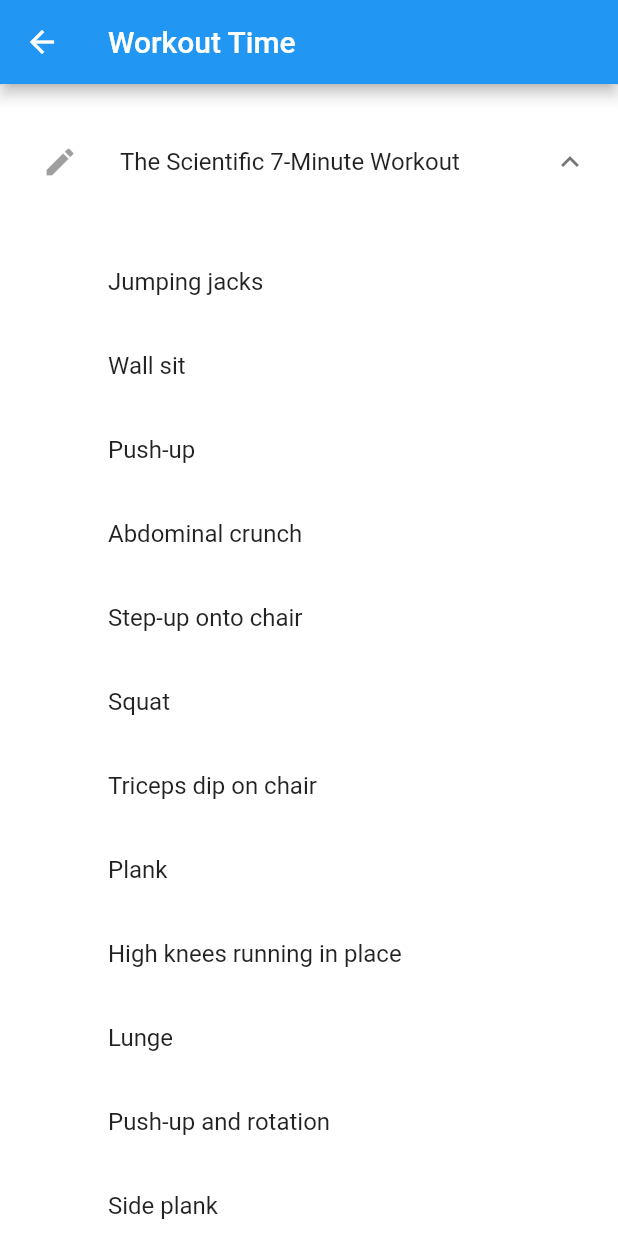
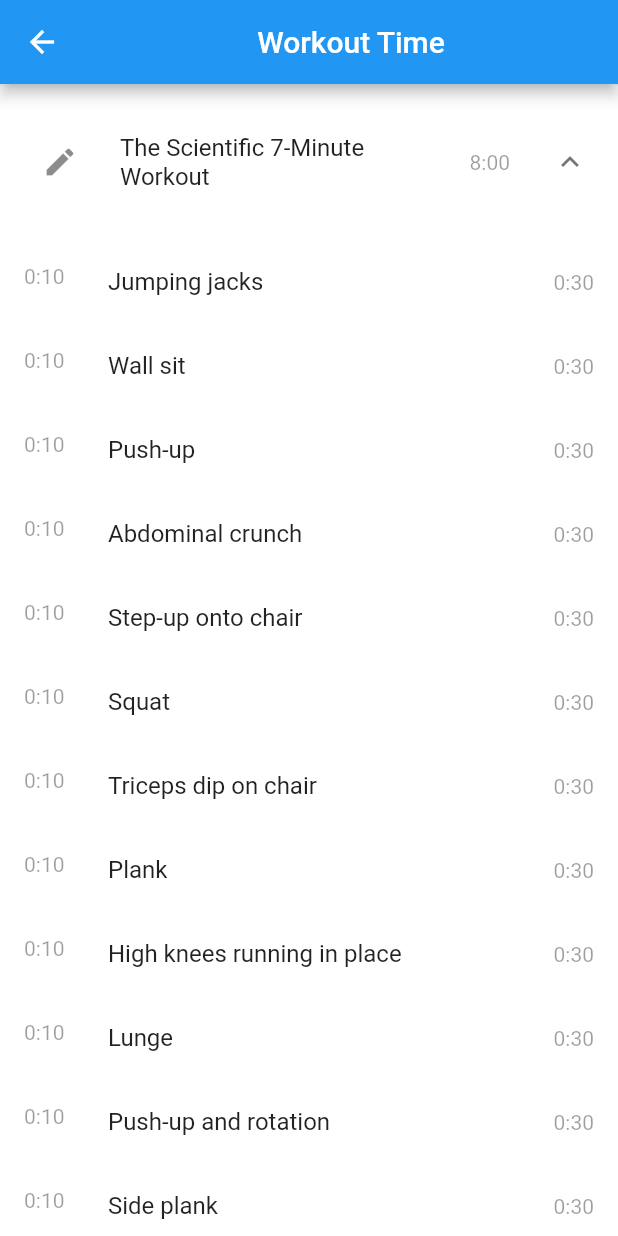
Before and after one commit to spoloxs/gym_app, a Flutter app: the HomePage screen opened directly, after a tap on the "expand more" icon, on a phone screen of 412 x 824 dp. Run offline on Flutter 3.47's test engine with Material 2 defaults, Android fonts, the phone set to English and light mode, and no system bars; our stand-ins replace equatable, flutter_bloc; statements that could not run were skipped.

Commit message:
feat: UI for editing excercises and cubit for excercises

```diff
--- a/lib/blocs/workout_cubit.dart
+++ b/lib/blocs/workout_cubit.dart
@@ -1,34 +1,20 @@
-import 'dart:convert';
+import 'dart:io';
 
-import 'package:flutter/services.dart';
+import 'package:flutter/material.dart';
 import 'package:flutter_bloc/flutter_bloc.dart';
 import 'package:gym_app/models/workout.dart';
 
-class WorkoutsCubit extends Cubit<List<Workout>>{ // Used cubit as we need to change data in it
-  WorkoutsCubit():super([]);
+import '../states/workout_states.dart';
 
-  getWorkout() async{
-    final List<Workout> workouts = [];
+class WorkoutCubit extends Cubit<WorkoutState>{
+  WorkoutCubit():super(const WorkoutInitial());
 
-    final workoutsJson = jsonDecode(await rootBundle.loadString("assets/workouts.json"));
-    for(var el in (workoutsJson as Iterable))
-    {
-      workouts.add(Workout.fromJson(el));
-    }
+  editWorkout(Workout workout, int index)
+  => emit(WorkoutEditing(workout, index, null));
 
-    emit(workouts); // Tells flutter change in state of workouts
-  }
+  goHome() // Setting it to WorkoutInitial as calling it automatically returns us to HomePage() (it's written in the main.dart)
+  => emit(const WorkoutInitial());
 
-  // We could do this for BLoC
-  // on<Events>() async{
-  //   final List<Workout> workouts = [];
-
-  //   final workoutsJson = jsonDecode(await rootBundle.loadString("assets/workouts.json"));
-  //   for(var el in (workoutsJson as Iterable))
-  //   {
-  //     workouts.add(Workout.fromJson(el));
-  //   }
-
-  //   emit(workouts);
-  // }
+  editExcercise(int? exindex)
+  => emit(WorkoutEditing(state.workout, (state as WorkoutEditing).index, (state as WorkoutEditing).exindex))
 }
--- /dev/null
+++ b/lib/blocs/workouts_cubit.dart
@@ -0,0 +1,34 @@
+import 'dart:convert';
+
+import 'package:flutter/services.dart';
+import 'package:flutter_bloc/flutter_bloc.dart';
+import 'package:gym_app/models/workout.dart';
+
+class WorkoutsCubit extends Cubit<List<Workout>>{ // Used cubit as we need to change data in it
+  WorkoutsCubit():super([]);
+
+  getWorkout() async{
+    final List<Workout> workouts = [];
+
+    final workoutsJson = jsonDecode(await rootBundle.loadString("assets/workouts.json"));
+    for(var el in (workoutsJson as Iterable))
+    {
+      workouts.add(Workout.fromJson(el));
+    }
+
+    emit(workouts); // Tells flutter change in state of workouts
+  }
+
+  // We could do this for BLoC
+  // on<Events>() async{
+  //   final List<Workout> workouts = [];
+
+  //   final workoutsJson = jsonDecode(await rootBundle.loadString("assets/workouts.json"));
+  //   for(var el in (workoutsJson as Iterable))
+  //   {
+  //     workouts.add(Workout.fromJson(el));
+  //   }
+
+  //   emit(workouts);
+  // }
+}
--- /dev/null
+++ b/lib/helper.dart
@@ -0,0 +1,6 @@
+String formatTime(int time, bool pad)
+{
+  return (pad) ?
+  ("${(time / 60).floor()}:${(time % 60).toString().padLeft(2,'0')}") :
+  (time > 59) ? ("${(time / 60).floor()}:${(time % 60).toString().padLeft(2,'0')}") : (time.toString());
+}
--- a/lib/models/workout.dart
+++ b/lib/models/workout.dart
@@ -4,7 +4,7 @@ import 'exercise.dart';
 
 class Workout extends Equatable{ // As this data will change as per user, we need to use Equatable
 
-  final String? title;
+  final String title;
   final List<Excercise> excercises;
   const Workout({required this.title, required this.excercises});
   factory Workout.fromJson(Map <String, dynamic> json){
--- a/lib/screens/home_page.dart
+++ b/lib/screens/home_page.dart
@@ -1,42 +1,58 @@
 import 'package:flutter/material.dart';
 import 'package:flutter_bloc/flutter_bloc.dart';
 import 'package:gym_app/blocs/workout_cubit.dart';
+import 'package:gym_app/blocs/workouts_cubit.dart';
 
+import '../helper.dart';
 import '../models/workout.dart';
 
-class HomePage extends StatelessWidget{
+class HomePage extends StatelessWidget {
   const HomePage({super.key});
 
   @override
-  Widget build(BuildContext context)
-  {
+  Widget build(BuildContext context) {
     return Scaffold(
         appBar: AppBar(
-        title: const Text('Workout Time'),
+          title: const Center(child: Text('Workout Time',)),
         ),
         body: SingleChildScrollView(
           child: BlocBuilder<WorkoutsCubit, List<Workout>>(
             builder: (context, workouts) => ExpansionPanelList.radio(
-            children: workouts.map((e) => ExpansionPanelRadio(
-              value: e,
+              children: workouts
+                  .map(
+                    (workoutiterable) => ExpansionPanelRadio(
+                        value: workoutiterable,
                         headerBuilder: (context, isExpanded) => ListTile(
                               visualDensity: const VisualDensity(
-                  horizontal: 0, vertical: VisualDensity.maximumDensity
+                                  horizontal: 0,
+                                  vertical: VisualDensity.maximumDensity),
+                              leading: IconButton(
+                                  onPressed: () =>
+                                      BlocProvider.of<WorkoutCubit>(context)
+                                          .editWorkout(
+                                              workoutiterable,
+                                              workouts
+                                                  .indexOf(workoutiterable)),
+                                  icon: const Icon(Icons.edit)),
+                              title: Text(workoutiterable.title!),
+                              trailing: Text(formatTime(
+                                  workoutiterable.getTotalTime(), true)),
                             ),
-                leading: const IconButton(onPressed: null, icon: Icon(Icons.edit)),
-                title: Text(e.title!),
+                        body: ListView.builder(
+                          shrinkWrap: true,
+                          itemBuilder: (context, i) => ListTile(
+                            leading: Text(formatTime(
+                                workoutiterable.excercises[i].prelude, true)),
+                            title: Text(workoutiterable.excercises[i].title),
+                            trailing: Text(formatTime(
+                                workoutiterable.excercises[i].duration, true)),
                           ),
-              body: ListView.builder(shrinkWrap: true,
-                itemBuilder: (context, i) => ListTile(
-                  leading: Text(""),
-                  title: Text(e.excercises[i].title),
-              ),
-              itemCount: e.excercises.length,
+                          itemCount: workoutiterable.excercises.length,
+                        )),
                   )
-              ),).toList(),
+                  .toList(),
             ),
           ),
-      )
-    );
+        ));
   }
 }
--- /dev/null
+++ b/lib/states/workout_states.dart
@@ -0,0 +1,23 @@
+import 'package:equatable/equatable.dart';
+import 'package:gym_app/models/workout.dart';
+
+abstract class WorkoutState extends Equatable{
+  final Workout? workout;
+  final int? elapsed;
+  const WorkoutState(this.workout, this.elapsed);
+}
+
+class WorkoutInitial extends WorkoutState{ // Create the inital state
+  const WorkoutInitial():super(null,0);
+
+  @override
+  List<Object?> get props => [];// Just to tell initial state has been initialized
+}
+
+class WorkoutEditing extends WorkoutState{ // Create the editing state
+  const WorkoutEditing(workout, this.index, this.exindex):super(workout,0);
+  final int index;
+  final int? exindex;
+  @override
+  List<Object?> get props => [workout, index];
+}
--- /dev/null
+++ b/package.json
@@ -0,0 +1,5 @@
+{
+  "devDependencies": {
+    "prettier": "2.8.8"
+  }
+}
```
Also changed, not shown: lib/main.dart (+24 -19 lines), lib/screens/editworkout_page.dart (added, +44 -0 lines), package-lock.json (added), 1 other file. Lines whose indentation alone changed are shown as unchanged.
